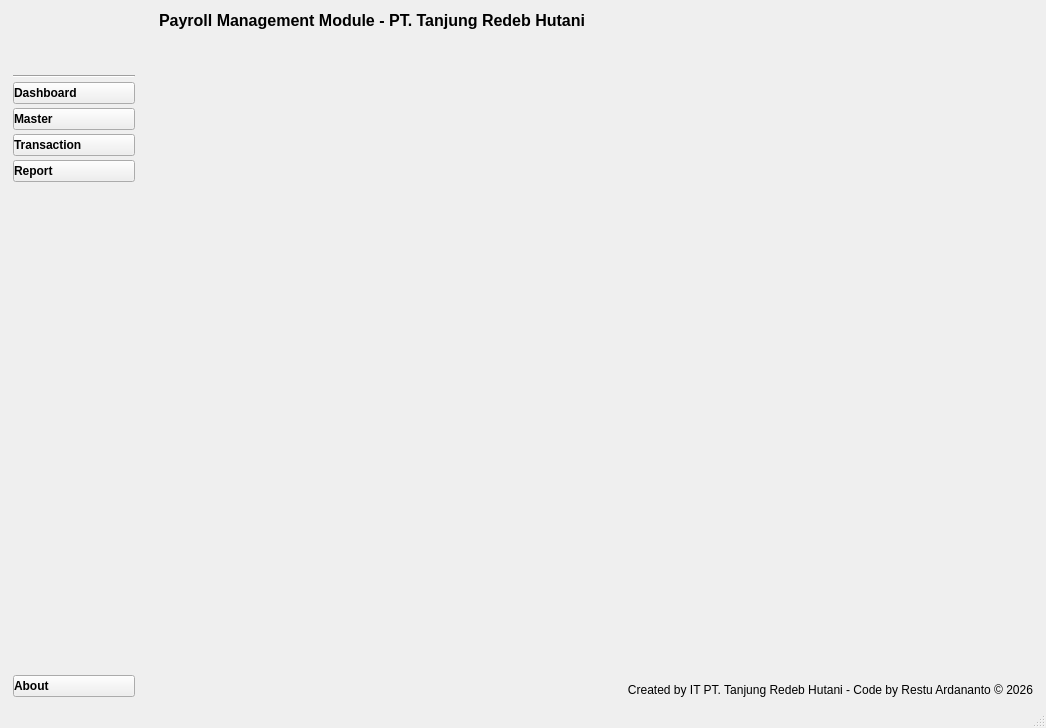
Before: the Qt Designer form components/designer_ui/MainWindow.ui in ittrh/ModulePayroll, drawn with Qt 5.
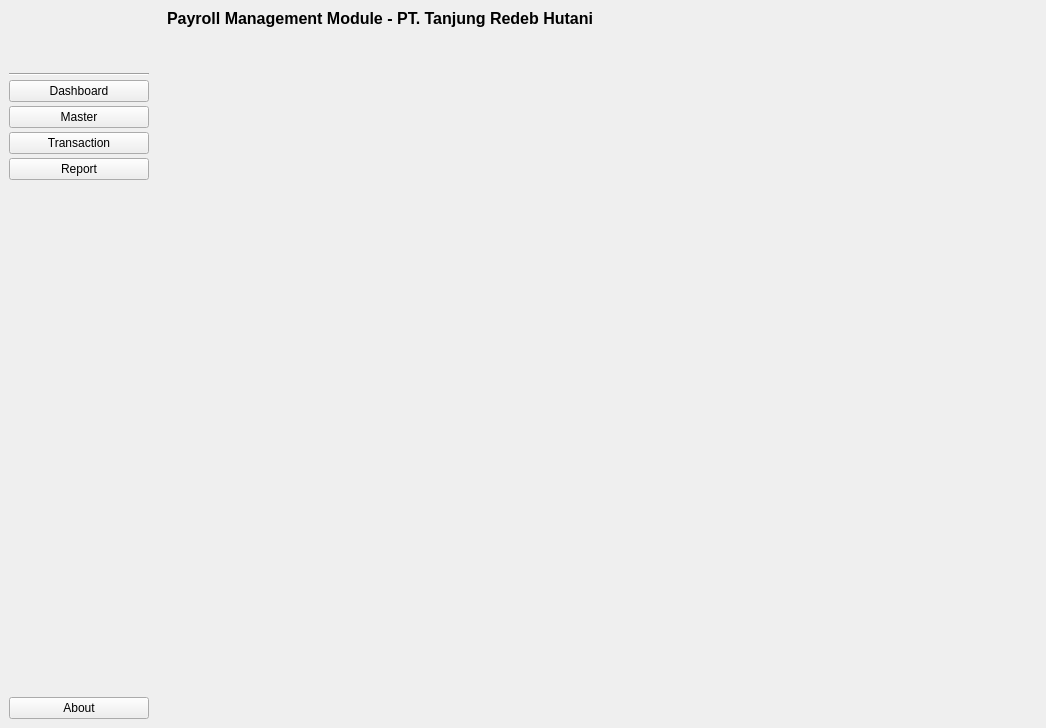
After: the same form once the commit is applied. Icons and pictures are not drawn.

The edit to the form file:
```diff
--- a/components/designer_ui/MainWindow.ui
+++ b/components/designer_ui/MainWindow.ui
@@ -17,16 +17,25 @@
    <iconset resource="../PayrollResource.qrc">
     <normaloff>:/ico/images/logo.ico</normaloff>:/ico/images/logo.ico</iconset>
   </property>
+  <property name="styleSheet">
+   <string notr="true"/>
+  </property>
   <widget class="QWidget" name="centralwidget">
+   <property name="styleSheet">
+    <string notr="true"/>
+   </property>
    <layout class="QHBoxLayout" name="horizontalLayout_2">
+    <property name="spacing">
+     <number>0</number>
+    </property>
     <property name="leftMargin">
-     <number>4</number>
+     <number>0</number>
     </property>
     <property name="topMargin">
-     <number>2</number>
+     <number>0</number>
     </property>
     <property name="rightMargin">
-     <number>4</number>
+     <number>0</number>
     </property>
     <property name="bottomMargin">
      <number>0</number>
@@ -35,15 +44,12 @@
      <widget class="QWidget" name="sideBar" native="true">
       <property name="maximumSize">
        <size>
-        <width>140</width>
+        <width>160</width>
         <height>16777215</height>
        </size>
       </property>
       <property name="styleSheet">
-       <string notr="true">QPushButton{
-	font-weight:bold;
-	text-align:left;
-}</string>
+       <string notr="true"/>
       </property>
       <layout class="QVBoxLayout" name="verticalLayout_2">
        <property name="spacing">
@@ -231,7 +237,10 @@
      </widget>
     </item>
     <item>
-     <widget class="QWidget" name="widget_2" native="true">
+     <widget class="QWidget" name="mainWidget" native="true">
+      <property name="styleSheet">
+       <string notr="true"/>
+      </property>
       <layout class="QVBoxLayout" name="verticalLayout_3">
        <item>
         <widget class="QLabel" name="labelTittle">
@@ -241,6 +250,9 @@
            <bold>true</bold>
           </font>
          </property>
+         <property name="styleSheet">
+          <string notr="true"/>
+         </property>
          <property name="text">
           <string>Payroll Management Module - PT. Tanjung Redeb Hutani</string>
          </property>
@@ -258,22 +270,11 @@
          <widget class="QWidget" name="page_2"/>
         </widget>
        </item>
-       <item>
-        <widget class="QLabel" name="label_3">
-         <property name="text">
-          <string>Created by IT PT. Tanjung Redeb Hutani - Code by Restu Ardananto © 2026</string>
-         </property>
-         <property name="alignment">
-          <set>Qt::AlignmentFlag::AlignRight|Qt::AlignmentFlag::AlignTrailing|Qt::AlignmentFlag::AlignVCenter</set>
-         </property>
-        </widget>
-       </item>
       </layout>
      </widget>
     </item>
    </layout>
   </widget>
-  <widget class="QStatusBar" name="statusbar"/>
   <action name="actionMasters">
    <property name="text">
     <string>Employee</string>
```
